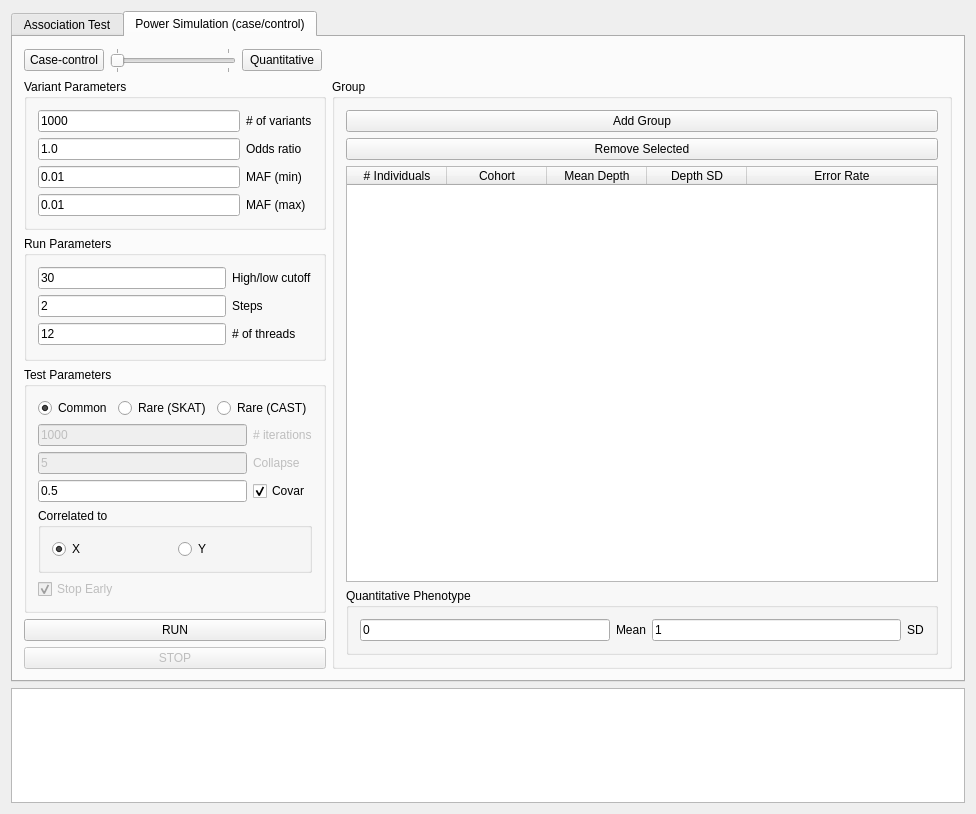
The window that gui/ui/mainwindow.ui (ScottMastro/VikNGS) describes before a commit, drawn with Qt 5.
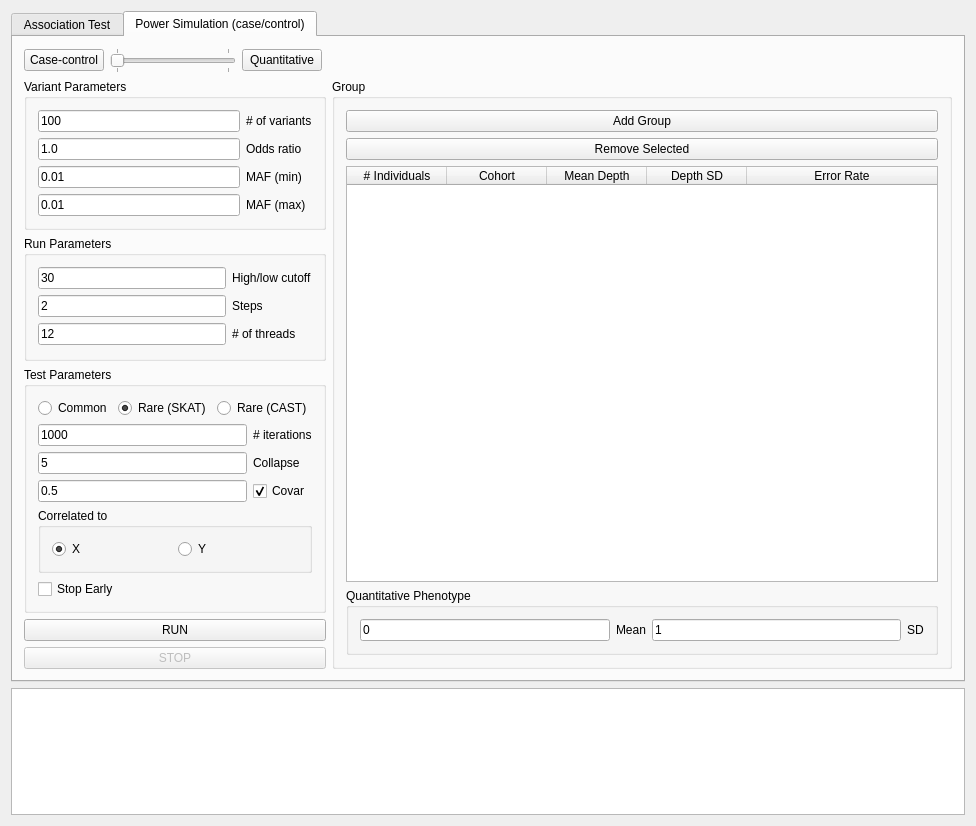
The same window after the commit.

What changed in the file:
```diff
--- a/gui/ui/mainwindow.ui
+++ b/gui/ui/mainwindow.ui
@@ -7,7 +7,7 @@
     <x>0</x>
     <y>0</y>
     <width>976</width>
-    <height>814</height>
+    <height>826</height>
    </rect>
   </property>
   <property name="windowTitle">
@@ -726,7 +726,7 @@
                <item row="0" column="0">
                 <widget class="QLineEdit" name="sim_variantSizeTxt">
                  <property name="text">
-                  <string>1000</string>
+                  <string>100</string>
                  </property>
                 </widget>
                </item>
@@ -873,7 +873,7 @@
                       <string>Common</string>
                      </property>
                      <property name="checked">
-                      <bool>true</bool>
+                      <bool>false</bool>
                      </property>
                     </widget>
                    </item>
@@ -883,7 +883,7 @@
                       <string>Rare (SKAT)</string>
                      </property>
                      <property name="checked">
-                      <bool>false</bool>
+                      <bool>true</bool>
                      </property>
                     </widget>
                    </item>
@@ -910,7 +910,7 @@
                      <item row="0" column="1">
                       <widget class="QLabel" name="sim_testBootLbl">
                        <property name="enabled">
-                        <bool>false</bool>
+                        <bool>true</bool>
                        </property>
                        <property name="text">
                         <string># iterations</string>
@@ -920,7 +920,7 @@
                      <item row="0" column="0">
                       <widget class="QLineEdit" name="sim_testBootTxt">
                        <property name="enabled">
-                        <bool>false</bool>
+                        <bool>true</bool>
                        </property>
                        <property name="text">
                         <string>1000</string>
@@ -930,7 +930,7 @@
                      <item row="1" column="0">
                       <widget class="QLineEdit" name="sim_collapseTxt">
                        <property name="enabled">
-                        <bool>false</bool>
+                        <bool>true</bool>
                        </property>
                        <property name="text">
                         <string>5</string>
@@ -950,7 +950,7 @@
                      <item row="1" column="1">
                       <widget class="QLabel" name="sim_collapseLbl">
                        <property name="enabled">
-                        <bool>false</bool>
+                        <bool>true</bool>
                        </property>
                        <property name="text">
                         <string>Collapse </string>
@@ -997,13 +997,13 @@
                  <item>
                   <widget class="QCheckBox" name="sim_testStopChk">
                    <property name="enabled">
-                    <bool>false</bool>
+                    <bool>true</bool>
                    </property>
                    <property name="text">
                     <string>Stop Early</string>
                    </property>
                    <property name="checked">
-                    <bool>true</bool>
+                    <bool>false</bool>
                    </property>
                   </widget>
                  </item>
```
Left out of the diff: 3 changed lines with no effect on the pictures.
